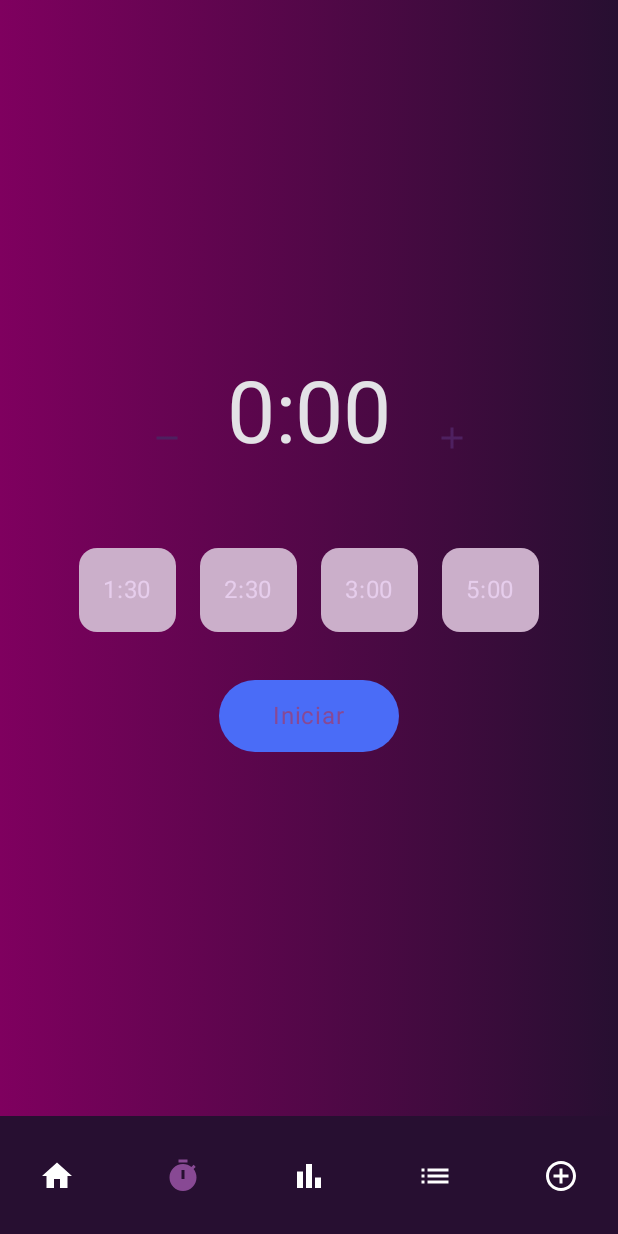
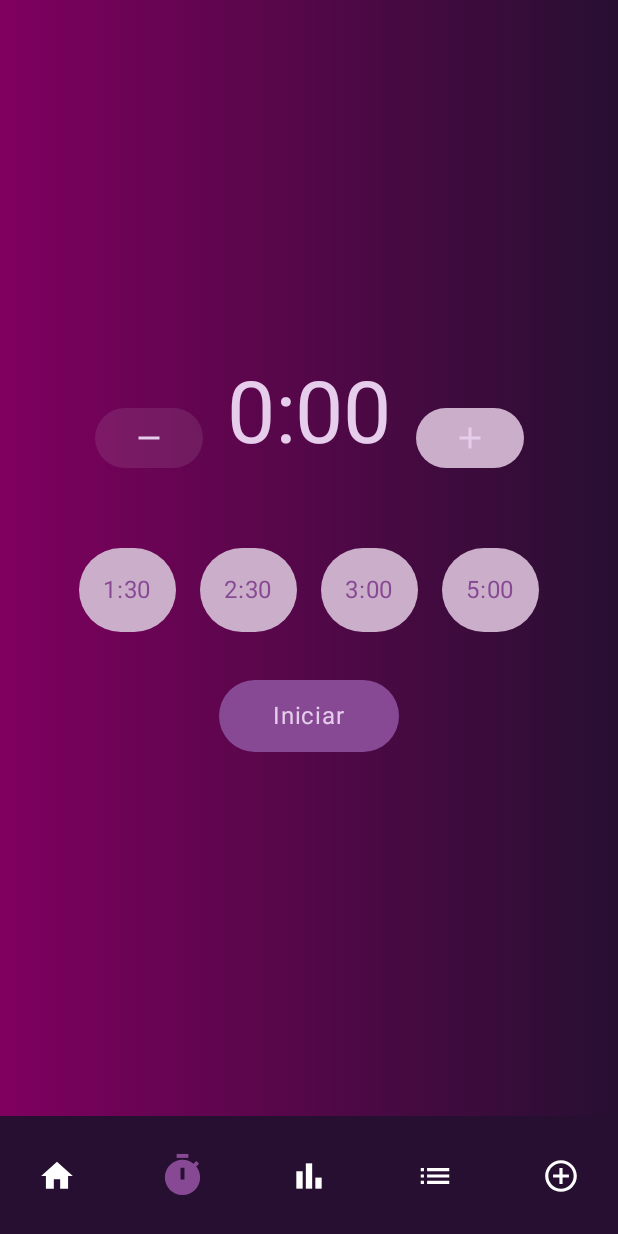
Before and after one commit to IsaacDiaz211/MobileApp, an Android app built with Jetpack Compose: the TimerScreen screen opened through its navigation route, on a phone screen of 412 x 824 dp. Run offline under Robolectric (Android 15) with nearby library versions, the phone set to English and light mode, and no system bars; our stand-ins replace Dagger/Hilt's generated code, Room's generated code.

Commit message:
TimerScreen working

```diff
--- a/app/src/main/java/com/liudao/components/BottomNavBar.kt
+++ b/app/src/main/java/com/liudao/components/BottomNavBar.kt
@@ -1,5 +1,6 @@
 package com.liudao.components
 
+import androidx.compose.animation.core.animateDpAsState
 import androidx.compose.foundation.layout.size
 import androidx.compose.material.icons.Icons
 import androidx.compose.material.icons.automirrored.filled.List
@@ -12,6 +13,7 @@ import androidx.compose.material3.NavigationBar
 import androidx.compose.material3.NavigationBarItem
 import androidx.compose.material3.NavigationBarItemDefaults
 import androidx.compose.runtime.Composable
+import androidx.compose.runtime.getValue
 import androidx.compose.ui.Modifier
 import androidx.compose.ui.graphics.Color
 import androidx.compose.ui.graphics.vector.ImageVector
@@ -24,7 +26,6 @@ fun BottomNavBar(navController: NavController) {
     val currentRoute = navController.currentBackStackEntryAsState().value?.destination?.route
 
     NavigationBar(
-        //containerColor = Color(0xFF50315E),
         containerColor = BackgroundR,
         tonalElevation = 4.dp
     ) {
@@ -35,6 +36,15 @@ fun BottomNavBar(navController: NavController) {
             com.liudao.navigation.Screen.History to Icons.AutoMirrored.Filled.List,
             com.liudao.navigation.Screen.ListItems to Icons.Default.AddCircleOutline
         ).forEach { (screen, icon: ImageVector) ->
+            val isSelected = currentRoute == screen.route
+
+            val selectedIconSize = 31.dp
+            val unselectedIconSize = 25.dp
+
+            val animatedSize by animateDpAsState(
+                targetValue = if (isSelected) selectedIconSize else unselectedIconSize,
+                label = "iconSizeAnimation"
+            )
             NavigationBarItem(
                 selected = currentRoute == screen.route,
                 onClick = {
@@ -47,7 +57,7 @@ fun BottomNavBar(navController: NavController) {
                     Icon(
                         icon,
                         contentDescription = null,
-                        modifier = Modifier.size(24.dp)
+                        modifier = Modifier.size(animatedSize)
                     )
                 },
                 colors = NavigationBarItemDefaults.colors(
--- a/app/src/main/java/com/liudao/screens/TimerScreen.kt
+++ b/app/src/main/java/com/liudao/screens/TimerScreen.kt
@@ -2,6 +2,7 @@ package com.liudao.screens
 
 import com.liudao.ui.theme.LiuDaoTheme
 import androidx.compose.foundation.background
+import androidx.compose.foundation.border
 import androidx.compose.foundation.clickable
 import androidx.compose.foundation.layout.*
 import androidx.compose.foundation.shape.CircleShape
@@ -89,48 +90,70 @@ fun TimerScreen(
             ) {
 
                 // Botón “-30”
-                IconButton(
+                Button(
                     onClick = { vm.adjustTime(-30) },
-                    enabled = currentSeconds >= 30
+                    enabled = currentSeconds >= 30 && !isRunning,
+                    shape = CircleShape,
+                    colors = ButtonDefaults.buttonColors(
+                        containerColor = if (currentSeconds >= 30) ContainerSelected else Container
+                    )
                 ) {
                     Icon(
                         Icons.Default.Remove,
                         contentDescription = "Restar 30 s",
-                        tint = if (currentSeconds >= 30) ContainerSelected else Container
+                        tint = OnPrimary
                     )
                 }
                 // Temporizador
                 Text(
                     text = vm.format(timeLeft),
                     style = MaterialTheme.typography.displayLarge,
-                    modifier = Modifier.padding(bottom = 32.dp)
+                    modifier = Modifier.padding(bottom = 32.dp),
+                    color = OnPrimary
                 )
                 // Botón “+30”
-                IconButton(
+                Button(
                     onClick = { vm.adjustTime(30) },
-                    enabled = currentSeconds <= 570
+                    enabled = currentSeconds <= 570,
+                    shape = CircleShape,
+                    colors = ButtonDefaults.buttonColors(
+                        containerColor = if (currentSeconds >= 30) ContainerSelected else Container
+                    )
                 ) {
                     Icon(
                         Icons.Default.Add,
                         contentDescription = "Sumar 30 s",
-                        tint = if (currentSeconds <= 570) ContainerSelected else Container
+                        tint = OnPrimary
                     )
                 }
             }
 
             // Botones de tiempo
-            Row(Modifier.padding(bottom = 32.dp), Arrangement.spacedBy(16.dp)) {
+            Row(
+                Modifier.padding(bottom = 32.dp),
+                horizontalArrangement = Arrangement.spacedBy(16.dp)
+                ) {
                     times.forEach { sec ->
+                        val isSelected: Boolean = sec == currentSeconds
                         Box(
                             Modifier
-                            .clip(RoundedCornerShape(12.dp))
+                                .clip(CircleShape)
+                                .then(
+                                    if(isSelected)
+                                        Modifier.border(
+                                            width = 2.dp,
+                                            color = Brand,
+                                            shape = CircleShape
+                                        )
+                                    else Modifier
+                                )
                                 .background(Container)
                                 .clickable { vm.setDuration(sec) }
                                 .padding(16.dp)
                         ) {
                             Text(
                                 "${sec / 60}:${(sec % 60).toString().padStart(2, '0')}",
-                            color = OnPrimary
+                                color = Brand
                             )
                         }
                     }
@@ -142,11 +165,11 @@ fun TimerScreen(
                     .width(120.dp)
                     .height(48.dp)
                     .clip(RoundedCornerShape(24.dp))
-                    .background(Color(0xFF4A6CF7))
+                    .background(Brand)
                     .clickable { if (isRunning) vm.stop() else vm.start() },
                 Alignment.Center
             ) {
-                Text(if (isRunning) "Detener" else "Iniciar", color = Brand)
+                Text(if (isRunning) "Detener" else "Iniciar", color = OnPrimary)
             }
         }
     }
--- a/app/src/main/java/com/liudao/screens/TimerViewModel.kt
+++ b/app/src/main/java/com/liudao/screens/TimerViewModel.kt
@@ -16,13 +16,12 @@ import javax.inject.Inject
 class TimerViewModel @Inject constructor() : ViewModel() {
     private val _timeLeft = MutableStateFlow(0L)
     val timeLeft: StateFlow<Long> = _timeLeft
-
     private val _isRunning = MutableStateFlow(false)
     val isRunning: StateFlow<Boolean> = _isRunning
 
     private var timerJob: Job? = null
 
-    private val _currentSeconds = MutableStateFlow(180)   // 3:00 por defecto
+    private val _currentSeconds = MutableStateFlow(0)   // 0:00 por defecto
     val currentSeconds: StateFlow<Int> = _currentSeconds
 
     // Límites
@@ -34,17 +33,14 @@ class TimerViewModel @Inject constructor() : ViewModel() {
     // Función para establecer el tiempo
     fun setDuration(seconds: Int) {
         _timeLeft.value = seconds * 1000L
+        _currentSeconds.value = seconds
     }
 
     // Función para cambiar el tiempo
     fun adjustTime(delta: Int) {
         val new = (_currentSeconds.value + delta).coerceIn(MIN_SECONDS, MAX_SECONDS)
         _currentSeconds.value = new
-    }
-
-    // Función para establecer un tiempo predefinido
-    fun setTime(seconds: Int) {
-        _currentSeconds.value = seconds.coerceIn(MIN_SECONDS, MAX_SECONDS)
+        setDuration(new)
     }
 
     // Convierte segundos a mm:ss
```
Lines whose indentation alone changed are shown as unchanged.
